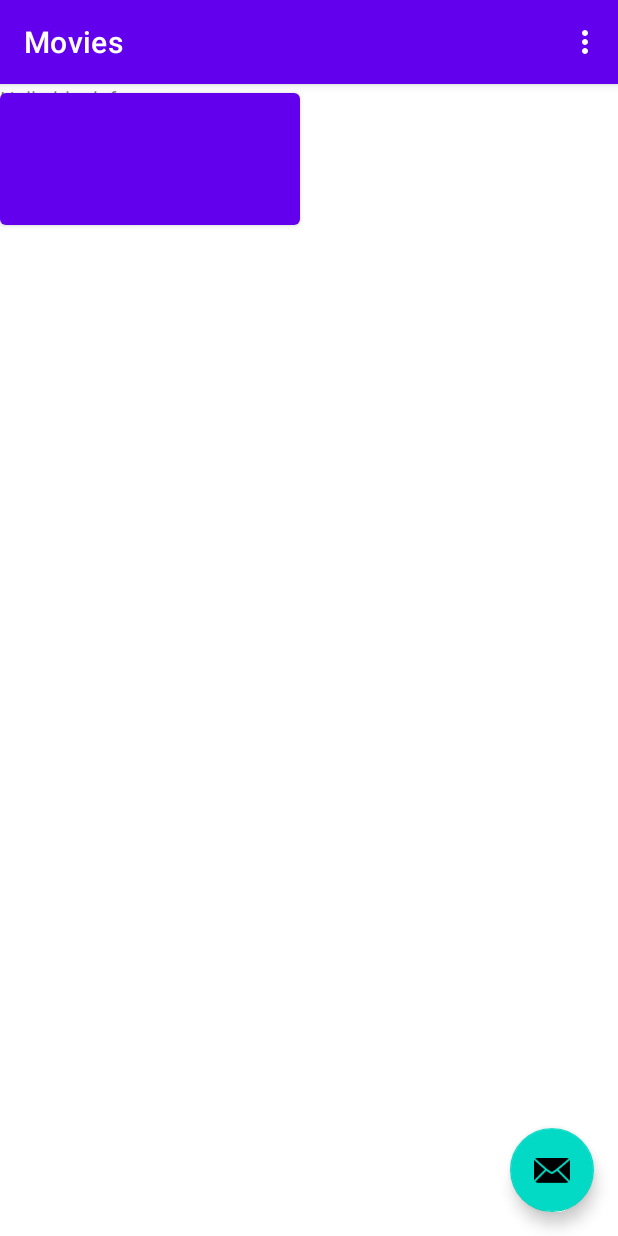
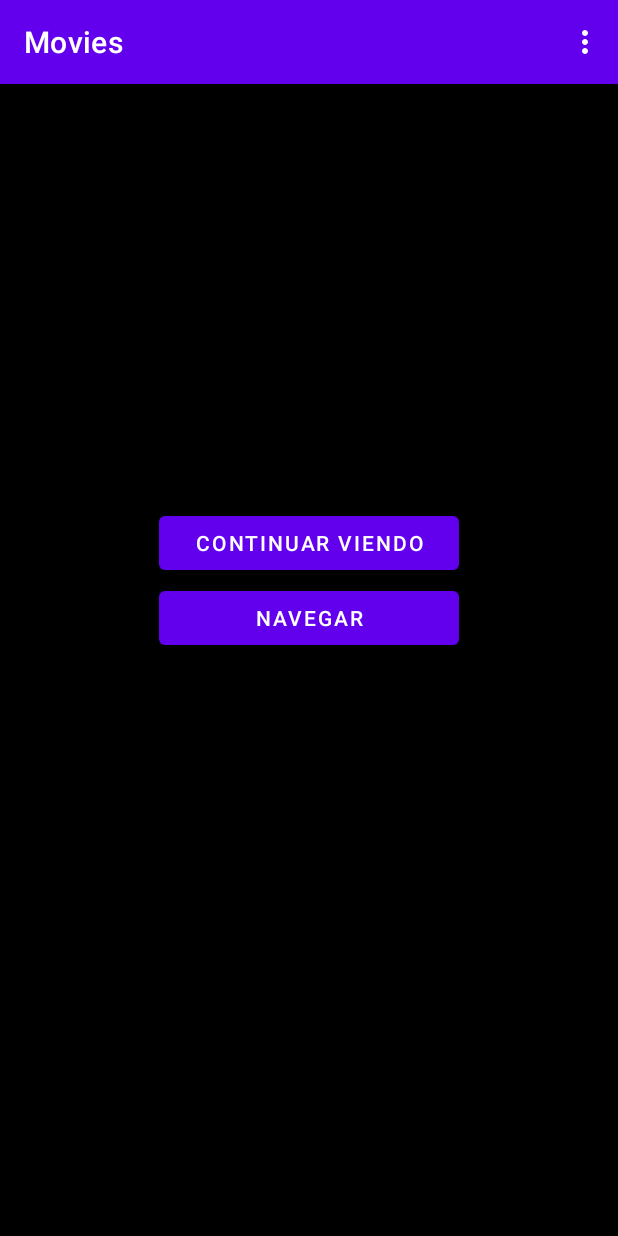
Before and after one commit to JPanto/DemoMovie, an Android app: the screen it shows after launch (MainActivity), on a phone screen of 412 x 824 dp. Run offline under Robolectric (Android 15) with nearby library versions, the phone set to English and light mode, and no system bars.

Commit message:
Navigation Component Added

```diff
--- a/app/build.gradle
+++ b/app/build.gradle
@@ -30,6 +30,12 @@ android {
 
 dependencies {
 
+    def nav_version = "2.3.5"
+
+    // Java language implementation
+    implementation "androidx.navigation:navigation-fragment:$nav_version"
+    implementation "androidx.navigation:navigation-ui:$nav_version"
+
     implementation 'androidx.appcompat:appcompat:1.2.0'
     implementation 'com.google.android.material:material:1.3.0'
     implementation 'androidx.constraintlayout:constraintlayout:2.0.4'
--- a/app/src/main/java/com/example/androidtest/SecondFragment.java
+++ b/app/src/main/java/com/example/androidtest/SecondFragment.java
@@ -4,9 +4,12 @@ import android.os.Bundle;
 import android.view.LayoutInflater;
 import android.view.View;
 import android.view.ViewGroup;
+import android.widget.Button;
 
 import androidx.annotation.NonNull;
 import androidx.fragment.app.Fragment;
+import androidx.navigation.NavController;
+import androidx.navigation.Navigation;
 import androidx.navigation.fragment.NavHostFragment;
 
 public class SecondFragment extends Fragment {
@@ -23,12 +26,8 @@ public class SecondFragment extends Fragment {
     public void onViewCreated(@NonNull View view, Bundle savedInstanceState) {
         super.onViewCreated(view, savedInstanceState);
 
-        view.findViewById(R.id.button_second).setOnClickListener(new View.OnClickListener() {
-            @Override
-            public void onClick(View view) {
-                NavHostFragment.findNavController(SecondFragment.this)
-                        .navigate(R.id.action_SecondFragment_to_FirstFragment);
-            }
-        });
+        Button btn_previous = view.findViewById(R.id.button_second);
+
+        btn_previous.setOnClickListener(v -> Navigation.findNavController(v).navigate(R.id.firstFragment));
     }
 }
--- a/app/src/main/java/com/example/androidtest/ZeroFragment.java
+++ b/app/src/main/java/com/example/androidtest/ZeroFragment.java
@@ -2,57 +2,22 @@ package com.example.androidtest;
 
 import android.os.Bundle;
 
+import androidx.annotation.NonNull;
+import androidx.annotation.Nullable;
 import androidx.fragment.app.Fragment;
+import androidx.navigation.NavController;
+import androidx.navigation.Navigation;
 
 import android.view.LayoutInflater;
 import android.view.View;
 import android.view.ViewGroup;
+import android.widget.Button;
 
-/**
- * A simple {@link Fragment} subclass.
- * Use the {@link ZeroFragment#newInstance} factory method to
- * create an instance of this fragment.
- */
 public class ZeroFragment extends Fragment {
-
-    // TODO: Rename parameter arguments, choose names that match
-    // the fragment initialization parameters, e.g. ARG_ITEM_NUMBER
-    private static final String ARG_PARAM1 = "param1";
-    private static final String ARG_PARAM2 = "param2";
-
-    // TODO: Rename and change types of parameters
-    private String mParam1;
-    private String mParam2;
-
-    public ZeroFragment() {
-        // Required empty public constructor
-    }
-
-    /**
-     * Use this factory method to create a new instance of
-     * this fragment using the provided parameters.
-     *
-     * @param param1 Parameter 1.
-     * @param param2 Parameter 2.
-     * @return A new instance of fragment ZeroFragment.
-     */
-    // TODO: Rename and change types and number of parameters
-    public static ZeroFragment newInstance(String param1, String param2) {
-        ZeroFragment fragment = new ZeroFragment();
-        Bundle args = new Bundle();
-        args.putString(ARG_PARAM1, param1);
-        args.putString(ARG_PARAM2, param2);
-        fragment.setArguments(args);
-        return fragment;
-    }
 
     @Override
     public void onCreate(Bundle savedInstanceState) {
         super.onCreate(savedInstanceState);
-        if (getArguments() != null) {
-            mParam1 = getArguments().getString(ARG_PARAM1);
-            mParam2 = getArguments().getString(ARG_PARAM2);
-        }
     }
 
     @Override
@@ -61,4 +26,17 @@ public class ZeroFragment extends Fragment {
         // Inflate the layout for this fragment
         return inflater.inflate(R.layout.fragment_zero, container, false);
     }
+
+    @Override
+    public void onViewCreated(@NonNull View view, @Nullable Bundle savedInstanceState) {
+        super.onViewCreated(view, savedInstanceState);
+
+        Button btn_nav = view.findViewById(R.id.btn_navegate);
+        Button btn_res = view.findViewById(R.id.btn_resume);
+
+        final NavController navController = Navigation.findNavController(view);
+
+        btn_nav.setOnClickListener(v -> navController.navigate(R.id.firstFragment));
+        btn_res.setOnClickListener(v -> navController.navigate(R.id.secondFragment));
+    }
 }
--- a/app/src/main/res/layout/activity_main.xml
+++ b/app/src/main/res/layout/activity_main.xml
@@ -20,14 +20,12 @@
 
     </com.google.android.material.appbar.AppBarLayout>
 
-    <include layout="@layout/content_main" />
-
-    <com.google.android.material.floatingactionbutton.FloatingActionButton
-        android:id="@+id/fab"
-        android:layout_width="wrap_content"
-        android:layout_height="wrap_content"
-        android:layout_gravity="bottom|end"
-        android:layout_margin="@dimen/fab_margin"
-        app:srcCompat="@android:drawable/ic_dialog_email" />
+    <fragment
+        android:id="@+id/fragment"
+        android:name="androidx.navigation.fragment.NavHostFragment"
+        android:layout_width="match_parent"
+        android:layout_height="match_parent"
+        app:defaultNavHost="true"
+        app:navGraph="@navigation/nav_graph" />
 
 </androidx.coordinatorlayout.widget.CoordinatorLayout>
--- a/app/src/main/res/layout/fragment_zero.xml
+++ b/app/src/main/res/layout/fragment_zero.xml
@@ -3,18 +3,26 @@
     xmlns:tools="http://schemas.android.com/tools"
     android:layout_width="match_parent"
     android:layout_height="match_parent"
+    android:background="@color/black"
     tools:context=".ZeroFragment">
 
-    <!-- TODO: Update blank fragment layout -->
-    <TextView
-        android:layout_width="match_parent"
-        android:layout_height="match_parent"
-        android:text="@string/hello_blank_fragment" />
+    <Button
+        android:id="@+id/btn_navegate"
+        android:layout_width="200dp"
+        android:layout_height="wrap_content"
+        android:text="Navegar"
+        android:gravity="center"
+        android:layout_gravity="center"
+        />
 
     <Button
-        android:id="@+id/btn_next"
+        android:id="@+id/btn_resume"
         android:layout_width="200dp"
-        android:layout_height="100dp"
+        android:layout_height="wrap_content"
+        android:text="Continuar Viendo"
+        android:gravity="center"
+        android:layout_gravity="center"
+        android:layout_marginBottom="50dp"
         />
 
 </FrameLayout>
--- a/app/src/main/res/navigation/nav_graph.xml
+++ b/app/src/main/res/navigation/nav_graph.xml
@@ -3,36 +3,36 @@
     xmlns:app="http://schemas.android.com/apk/res-auto"
     xmlns:tools="http://schemas.android.com/tools"
     android:id="@+id/nav_graph"
-    app:startDestination="@id/ZeroFragment">
+    app:startDestination="@id/zeroFragment">
 
     <fragment
-        android:id="@+id/ZeroFragment"
+        android:id="@+id/zeroFragment"
         android:name="com.example.androidtest.ZeroFragment"
-        android:label="@string/zero_fragment_label"
-        tools:layout="@layout/fragment_zero">
-
+        android:label="fragment_zero"
+        tools:layout="@layout/fragment_zero" >
         <action
-            android:id="@+id/action_ZeroFragment_to_FirstFragment"
-            app:destination="@id/FirstFragment" />
+            android:id="@+id/action_zeroFragment_to_firstFragment"
+            app:destination="@id/firstFragment" />
+        <action
+            android:id="@+id/action_zeroFragment_to_secondFragment"
+            app:destination="@id/secondFragment" />
     </fragment>
     <fragment
-        android:id="@+id/FirstFragment"
+        android:id="@+id/firstFragment"
         android:name="com.example.androidtest.FirstFragment"
-        android:label="@string/first_fragment_label"
-        tools:layout="@layout/fragment_first">
-
+        android:label="fragment_first"
+        tools:layout="@layout/fragment_first" >
         <action
-            android:id="@+id/action_FirstFragment_to_SecondFragment"
-            app:destination="@id/SecondFragment" />
+            android:id="@+id/action_firstFragment_to_secondFragment"
+            app:destination="@id/secondFragment" />
     </fragment>
     <fragment
-        android:id="@+id/SecondFragment"
+        android:id="@+id/secondFragment"
         android:name="com.example.androidtest.SecondFragment"
-        android:label="@string/second_fragment_label"
-        tools:layout="@layout/fragment_second">
-
+        android:label="fragment_second"
+        tools:layout="@layout/fragment_second" >
         <action
-            android:id="@+id/action_SecondFragment_to_FirstFragment"
-            app:destination="@id/FirstFragment" />
+            android:id="@+id/action_secondFragment_to_firstFragment"
+            app:destination="@id/firstFragment" />
     </fragment>
 </navigation>
```
